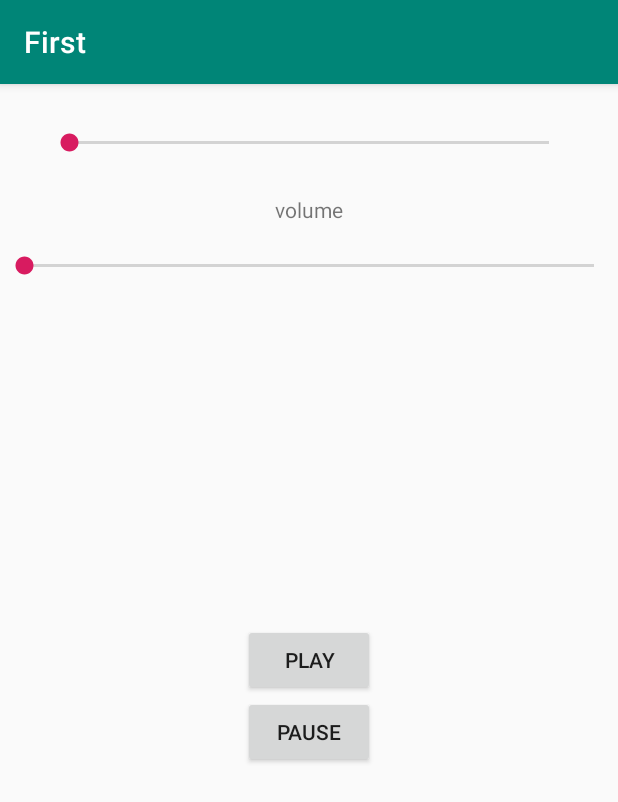
After one commit to alisahraei/android-practice, an Android app: the AudioActivity screen opened directly, with no data from a screen before it, on a phone screen of 412 x 824 dp. The commit adds this screen. Shown: the top 802 px of the screen. Run offline under Robolectric (Android 15) with nearby library versions, the phone set to English and light mode, and no system bars.

Commit message:
audio player test-013

```diff
--- a/First/app/src/main/AndroidManifest.xml
+++ b/First/app/src/main/AndroidManifest.xml
@@ -11,7 +11,8 @@
         android:supportsRtl="true"
         android:theme="@style/AppTheme"
         tools:ignore="AllowBackup,GoogleAppIndexingWarning">
-        <activity android:name=".VideoViewActivity"></activity>
+        <activity android:name=".AudioActivity"></activity>
+        <activity android:name=".VideoViewActivity" />
         <activity android:name=".ImageViewActivity" />
         <activity android:name=".SecondActivity" />
         <activity android:name=".MainActivity">
--- /dev/null
+++ b/First/app/src/main/java/com/ermile/first/AudioActivity.java
@@ -0,0 +1,109 @@
+package com.ermile.first;
+
+import androidx.appcompat.app.AppCompatActivity;
+
+import android.content.Context;
+import android.media.AudioManager;
+import android.media.MediaPlayer;
+import android.os.Bundle;
+import android.view.View;
+import android.widget.Button;
+import android.widget.SeekBar;
+import android.widget.TextView;
+
+import java.util.Timer;
+import java.util.TimerTask;
+
+public class AudioActivity extends AppCompatActivity implements View.OnClickListener {
+    Button play, pause;
+    MediaPlayer mplayer;
+    SeekBar volumeseek;
+    SeekBar changeseek;
+    TextView textseek;
+    AudioManager audioManager;
+    @Override
+    protected void onCreate(Bundle savedInstanceState) {
+        super.onCreate(savedInstanceState);
+        setContentView(R.layout.activity_audio);
+//        MediaPlayer mplayer = MediaPlayer.create(this, R.raw.babel);
+//        mplayer.start();
+
+
+        //button
+        pause = findViewById(R.id.pause);
+        play = findViewById(R.id.play);
+        play.setOnClickListener(this);
+        pause.setOnClickListener(this);
+
+
+        mplayer= MediaPlayer.create(this, R.raw.babel);
+        volumeseek = findViewById(R.id.volume);
+        textseek = findViewById(R.id.textseek);
+        changeseek = findViewById(R.id.change);
+        //audiomanger
+        audioManager = (AudioManager) getSystemService(Context.AUDIO_SERVICE);
+        final int maxVolume = audioManager.getStreamMaxVolume(audioManager.STREAM_MUSIC);
+        int curVolume = audioManager.getStreamVolume(audioManager.STREAM_MUSIC);
+        //volume
+        volumeseek.setMax(maxVolume);
+        volumeseek.setProgress(curVolume);
+
+
+        volumeseek.setOnSeekBarChangeListener(new SeekBar.OnSeekBarChangeListener() {
+            @Override
+            public void onProgressChanged(SeekBar seekBar, int progress, boolean fromUser) {
+                audioManager.setStreamVolume(audioManager.STREAM_MUSIC, progress, 0);
+            }
+
+            @Override
+            public void onStartTrackingTouch(SeekBar seekBar) {
+
+            }
+
+            @Override
+            public void onStopTrackingTouch(SeekBar seekBar) {
+
+            }
+        });
+        //position
+        changeseek.setMax(mplayer.getDuration());
+        changeseek.setProgress(0);
+        new Timer().scheduleAtFixedRate(new TimerTask() {
+            @Override
+            public void run() {
+                changeseek.setProgress(mplayer.getCurrentPosition());
+            }
+        },0 , 100);
+        changeseek.setOnSeekBarChangeListener(new SeekBar.OnSeekBarChangeListener() {
+            @Override
+            public void onProgressChanged(SeekBar seekBar, int progress, boolean fromUser) {
+                if (mplayer != null && fromUser){
+                    mplayer.seekTo(progress);
+                }
+            }
+
+            @Override
+            public void onStartTrackingTouch(SeekBar seekBar) {
+
+            }
+
+            @Override
+            public void onStopTrackingTouch(SeekBar seekBar) {
+
+            }
+        });
+    }
+
+    @Override
+    public void onClick(View v) {
+        switch (v.getId()){
+            case R.id.play:
+                mplayer.start();
+                break;
+            case R.id.pause:
+                mplayer.pause();
+                break;
+            default:break;
+        }
+    }
+}
--- a/First/app/src/main/java/com/ermile/first/MainActivity.java
+++ b/First/app/src/main/java/com/ermile/first/MainActivity.java
@@ -202,6 +202,13 @@ public class MainActivity extends AppCompatActivity implements View.OnClickListe
                   return false;
               }
           });
+          mediadsubmenu.add("audio player").setOnMenuItemClickListener(new MenuItem.OnMenuItemClickListener() {
+              @Override
+              public boolean onMenuItemClick(MenuItem item) {
+                  startActivity(new Intent(MainActivity.this, AudioActivity.class));
+                  return false;
+              }
+          });
 
 
 //        menu.add("myitem1");
--- /dev/null
+++ b/First/app/src/main/res/layout/activity_audio.xml
@@ -0,0 +1,53 @@
+<?xml version="1.0" encoding="utf-8"?>
+<RelativeLayout xmlns:android="http://schemas.android.com/apk/res/android"
+    xmlns:app="http://schemas.android.com/apk/res-auto"
+    xmlns:tools="http://schemas.android.com/tools"
+    android:layout_width="match_parent"
+    android:layout_height="match_parent"
+    tools:context=".AudioActivity">
+
+    <Button
+        android:id="@+id/play"
+        android:layout_width="wrap_content"
+        android:layout_height="wrap_content"
+        android:text="play"
+        android:layout_centerInParent="true"
+        tools:layout_editor_absoluteY="60dp" />
+
+    <Button
+        android:id="@+id/pause"
+        android:layout_width="wrap_content"
+        android:layout_height="wrap_content"
+        android:text="pause"
+        android:layout_below="@id/play"
+        android:layout_centerInParent="true"
+        tools:layout_editor_absoluteY="165dp" />
+
+    <SeekBar
+        android:id="@+id/volume"
+        android:layout_width="match_parent"
+        android:layout_margin="30dp"
+        android:layout_height="wrap_content"
+        android:layout_alignParentTop="true"
+        android:layout_centerHorizontal="true" />
+
+    <SeekBar
+        android:id="@+id/change"
+        android:layout_width="match_parent"
+        android:layout_height="wrap_content"
+        android:layout_below="@id/volume"
+        android:layout_alignParentStart="true"
+        android:layout_alignParentTop="true"
+        android:layout_marginTop="112dp"
+        android:layout_marginBottom="30dp" />
+
+    <TextView
+        android:id="@+id/textseek"
+        android:layout_width="wrap_content"
+        android:layout_height="wrap_content"
+        android:layout_below="@id/volume"
+        android:layout_alignParentTop="true"
+        android:layout_centerHorizontal="true"
+        android:layout_marginTop="74dp"
+        android:text="volume" />
+</RelativeLayout>
```
Also changed, not shown: 1 other file.
